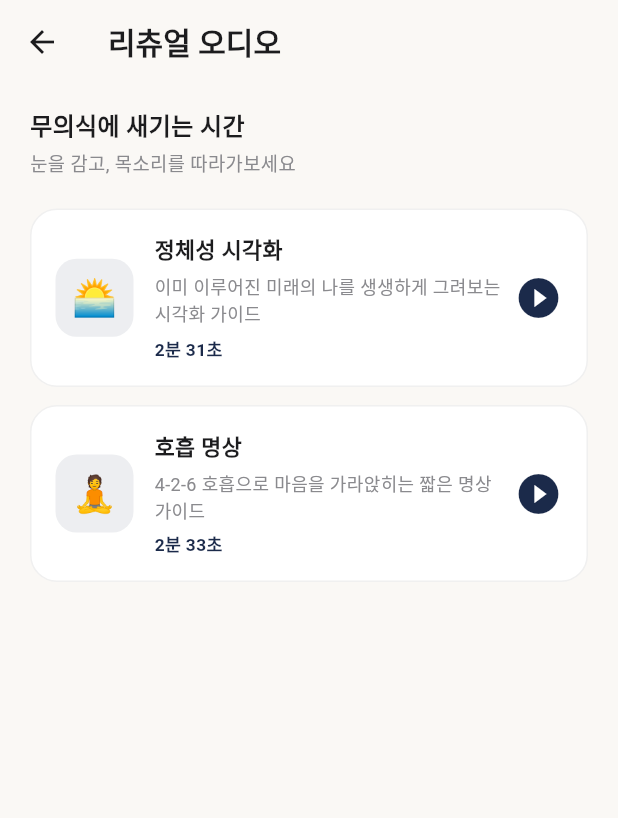
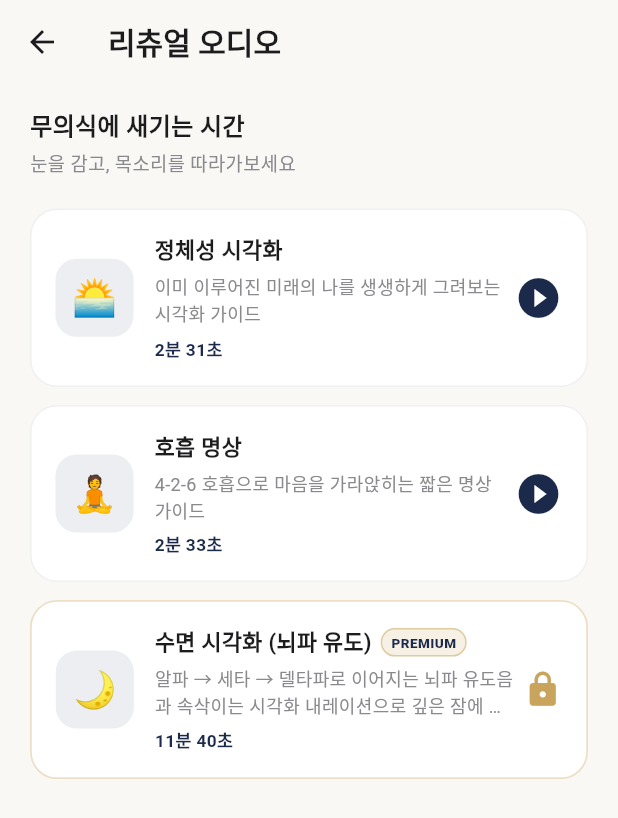
Before and after one commit to antigoneej-bot/wishup, a Flutter app: the RitualsScreen screen opened directly, on a phone screen of 412 x 824 dp. Shown: the top 818 px of the screen. Run offline on Flutter 3.47's test engine with Material 3 defaults, Android fonts, the phone set to English and light mode, and no system bars; our stand-ins replace audioplayers, confetti, file_picker, fl_chart, flutter_local_notifications, hive_flutter and 4 more; missing offline and left inert: android_intent_plus; accounts and stored records are empty.

Commit message:
Add premium sleep-visualization brainwave audio ritual (alpha->theta->delta), gate as premium content, add dev test toggle for premium

```diff
--- a/lib/models/ritual_audio.dart
+++ b/lib/models/ritual_audio.dart
@@ -7,6 +7,9 @@ class RitualAudio {
   final String assetPath;
   final String durationLabel;
 
+  /// true면 프리미엄 멤버십 전용 콘텐츠(무료 이용자는 잠금 화면 → 결제 유도)
+  final bool isPremium;
+
   const RitualAudio({
     required this.id,
     required this.title,
@@ -14,6 +17,7 @@ class RitualAudio {
     required this.emoji,
     required this.assetPath,
     required this.durationLabel,
+    this.isPremium = false,
   });
 
   static const List<RitualAudio> all = [
@@ -33,5 +37,14 @@ class RitualAudio {
       assetPath: 'audio/meditation_guide.mp3',
       durationLabel: '2분 33초',
     ),
+    RitualAudio(
+      id: 'sleep_visualization',
+      title: '수면 시각화 (뇌파 유도)',
+      subtitle: '알파 → 세타 → 델타파로 이어지는 뇌파 유도음과 속삭이는 시각화 내레이션으로 깊은 잠에 들어요',
+      emoji: '🌙',
+      assetPath: 'audio/sleep_visualization_brainwave.mp3',
+      durationLabel: '11분 40초',
+      isPremium: true,
+    ),
   ];
 }
--- a/lib/screens/rituals/rituals_screen.dart
+++ b/lib/screens/rituals/rituals_screen.dart
@@ -1,6 +1,9 @@
 import 'package:flutter/material.dart';
+import 'package:provider/provider.dart';
 import '../../models/ritual_audio.dart';
+import '../../providers/app_state.dart';
 import '../../theme/app_theme.dart';
+import '../premium/paywall_screen.dart';
 import 'ritual_player_screen.dart';
 
 /// 리츄얼 오디오 목록 (시각화 / 명상 가이드)
@@ -9,6 +12,8 @@ class RitualsScreen extends StatelessWidget {
 
   @override
   Widget build(BuildContext context) {
+    final isPremium = context.watch<AppState>().isPremium;
+
     return Scaffold(
       backgroundColor: AppColors.background,
       appBar: AppBar(title: const Text('리츄얼 오디오')),
@@ -22,7 +27,7 @@ class RitualsScreen extends StatelessWidget {
             const SizedBox(height: 20),
             ...RitualAudio.all.map((r) => Padding(
                   padding: const EdgeInsets.only(bottom: 12),
-                  child: _ritualCard(context, r),
+                  child: _ritualCard(context, r, isPremium),
                 )),
           ],
         ),
@@ -30,15 +35,32 @@ class RitualsScreen extends StatelessWidget {
     );
   }
 
-  Widget _ritualCard(BuildContext context, RitualAudio r) {
+  void _handleTap(BuildContext context, RitualAudio r, bool isPremium) {
+    if (r.isPremium && !isPremium) {
+      Navigator.push(
+        context,
+        MaterialPageRoute(
+          builder: (_) => const PaywallScreen(triggerReason: '수면 시각화 뇌파 유도 오디오는 프리미엄 멤버십 전용 콘텐츠예요.'),
+        ),
+      );
+      return;
+    }
+    Navigator.push(context, MaterialPageRoute(builder: (_) => RitualPlayerScreen(ritual: r)));
+  }
+
+  Widget _ritualCard(BuildContext context, RitualAudio r, bool isPremium) {
+    final locked = r.isPremium && !isPremium;
     return GestureDetector(
-      onTap: () => Navigator.push(context, MaterialPageRoute(builder: (_) => RitualPlayerScreen(ritual: r))),
+      onTap: () => _handleTap(context, r, isPremium),
       child: Container(
         padding: const EdgeInsets.all(16),
         decoration: BoxDecoration(
           color: AppColors.surface,
           borderRadius: BorderRadius.circular(18),
-          border: Border.all(color: Colors.black.withValues(alpha: 0.06)),
+          border: Border.all(
+            color: locked ? AppColors.gold.withValues(alpha: 0.35) : Colors.black.withValues(alpha: 0.06),
+            width: locked ? 1.2 : 1,
+          ),
         ),
         child: Row(
           children: [
@@ -54,7 +76,27 @@ class RitualsScreen extends StatelessWidget {
               child: Column(
                 crossAxisAlignment: CrossAxisAlignment.start,
                 children: [
-                  Text(r.title, style: const TextStyle(fontWeight: FontWeight.w700, fontSize: 14.5)),
+                  Row(
+                    children: [
+                      Flexible(
+                        child: Text(r.title,
+                            style: const TextStyle(fontWeight: FontWeight.w700, fontSize: 14.5), overflow: TextOverflow.ellipsis),
+                      ),
+                      if (r.isPremium) ...[
+                        const SizedBox(width: 6),
+                        Container(
+                          padding: const EdgeInsets.symmetric(horizontal: 6, vertical: 2),
+                          decoration: BoxDecoration(
+                            color: AppColors.gold.withValues(alpha: 0.16),
+                            borderRadius: BorderRadius.circular(20),
+                            border: Border.all(color: AppColors.gold.withValues(alpha: 0.5)),
+                          ),
+                          child: const Text('PREMIUM',
+                              style: TextStyle(fontSize: 9, fontWeight: FontWeight.w800, color: AppColors.navy, letterSpacing: 0.3)),
+                        ),
+                      ],
+                    ],
+                  ),
                   const SizedBox(height: 4),
                   Text(r.subtitle,
                       style: const TextStyle(fontSize: 12, color: AppColors.textSecondary), maxLines: 2, overflow: TextOverflow.ellipsis),
@@ -64,7 +106,11 @@ class RitualsScreen extends StatelessWidget {
               ),
             ),
             const SizedBox(width: 6),
-            const Icon(Icons.play_circle_fill, color: AppColors.navy, size: 32),
+            Icon(
+              locked ? Icons.lock_rounded : Icons.play_circle_fill,
+              color: locked ? AppColors.gold : AppColors.navy,
+              size: locked ? 26 : 32,
+            ),
           ],
         ),
       ),
```
Also changed, not shown: lib/screens/settings/settings_screen.dart (+27 -0 lines), 1 other file.
